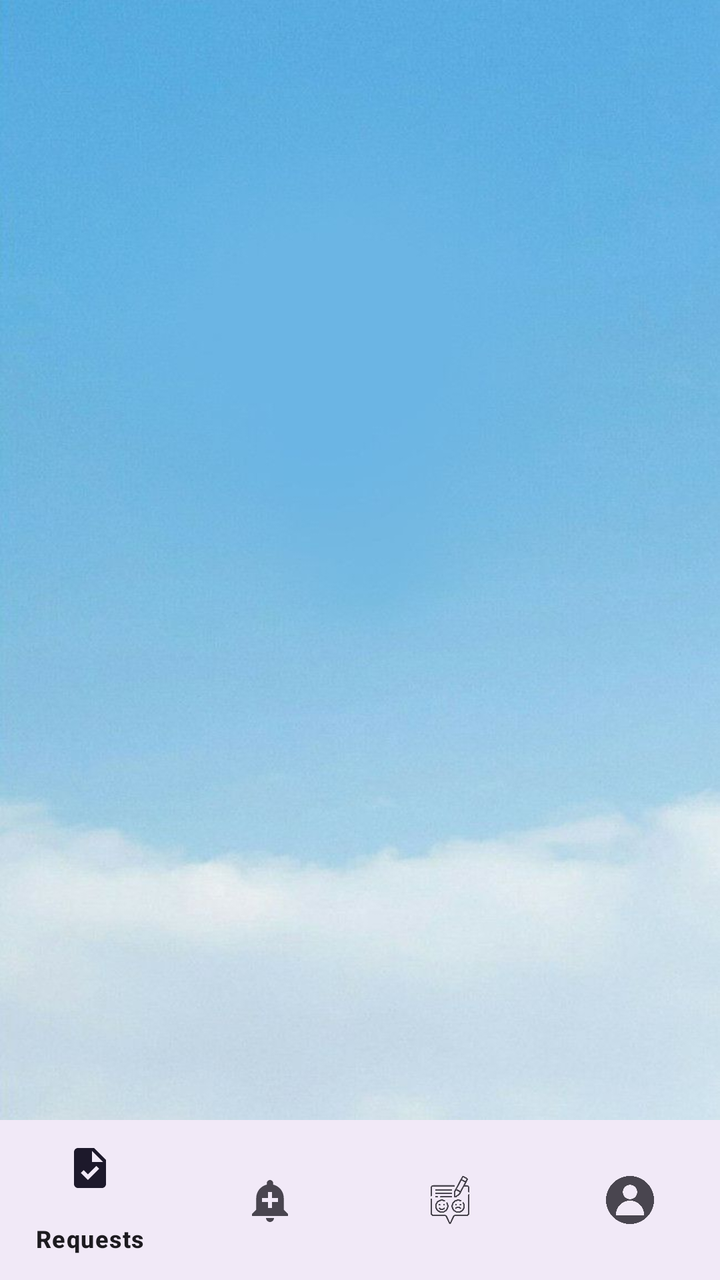
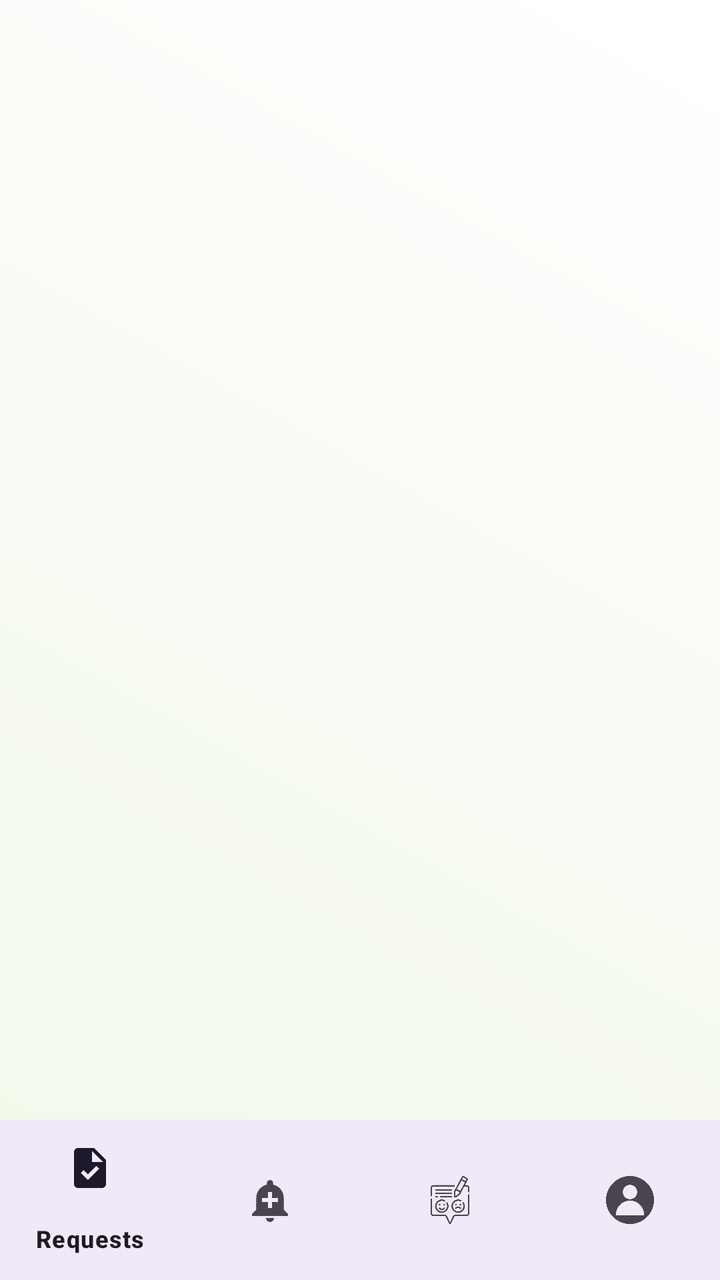

The first picture is an Android layout as it rendered before a commit; the second is the same layout after the commit. The layout source and the unified diff follow.
<!-- AndroidManifest.xml: application theme Theme.Orphans -->
<!-- res/layout/activity_organization.xml -->
<?xml version="1.0" encoding="utf-8"?>
<RelativeLayout xmlns:android="http://schemas.android.com/apk/res/android"
    android:layout_width="match_parent"
    android:layout_height="match_parent"
    xmlns:app="http://schemas.android.com/apk/res-auto">

    <FrameLayout
        android:id="@+id/fragment_container"
        android:layout_width="match_parent"
        android:layout_height="match_parent"
        android:layout_above="@id/bottom_navigation"
        android:background="@drawable/organisation"/>

    <com.google.android.material.bottomnavigation.BottomNavigationView
        android:id="@+id/bottom_navigation"
        android:layout_width="match_parent"
        android:layout_height="wrap_content"
        android:layout_alignParentBottom="true"
        android:background="?android:attr/windowBackground"
        app:menu="@menu/organization_bottom_nav_menu" />
</RelativeLayout>
<!-- resources referenced by this layout -->
<resources>
  <!-- drawable organisation: png bitmap (drawable, 40322 bytes) -->
  <style name="Theme.Orphans" parent="Base.Theme.Orphans" />
  <style name="Base.Theme.Orphans" parent="Theme.Material3.DayNight.NoActionBar">
          
          
      </style>
</resources>

<!-- the commit's change to res/layout/activity_organization.xml (unified diff, before → after) -->
@@ -2,14 +2,14 @@
 <RelativeLayout xmlns:android="http://schemas.android.com/apk/res/android"
     android:layout_width="match_parent"
     android:layout_height="match_parent"
-    xmlns:app="http://schemas.android.com/apk/res-auto">
+    xmlns:app="http://schemas.android.com/apk/res-auto"
+    android:background="@drawable/bg_org_gradient">
 
     <FrameLayout
         android:id="@+id/fragment_container"
         android:layout_width="match_parent"
         android:layout_height="match_parent"
-        android:layout_above="@id/bottom_navigation"
-        android:background="@drawable/organisation"/>
+        android:layout_above="@id/bottom_navigation" />
 
     <com.google.android.material.bottomnavigation.BottomNavigationView
         android:id="@+id/bottom_navigation"
<!-- resource entries referenced after the edit -->
@@ -1,6 +1,15 @@
 <!-- resources referenced by this layout -->
 <resources>
-  <!-- drawable organisation: png bitmap (drawable, 40322 bytes) -->
+  <!-- drawable bg_org_gradient (drawable) -->
+  <?xml version="1.0" encoding="utf-8"?>
+  <shape xmlns:android="http://schemas.android.com/apk/res/android"
+      android:shape="rectangle">
+      <gradient
+          android:startColor="#F1F8E9"
+          android:endColor="#FFFFFF"
+          android:angle="45"
+          android:type="linear" />
+  </shape>
   <style name="Theme.Orphans" parent="Base.Theme.Orphans" />
   <style name="Base.Theme.Orphans" parent="Theme.Material3.DayNight.NoActionBar">
           
